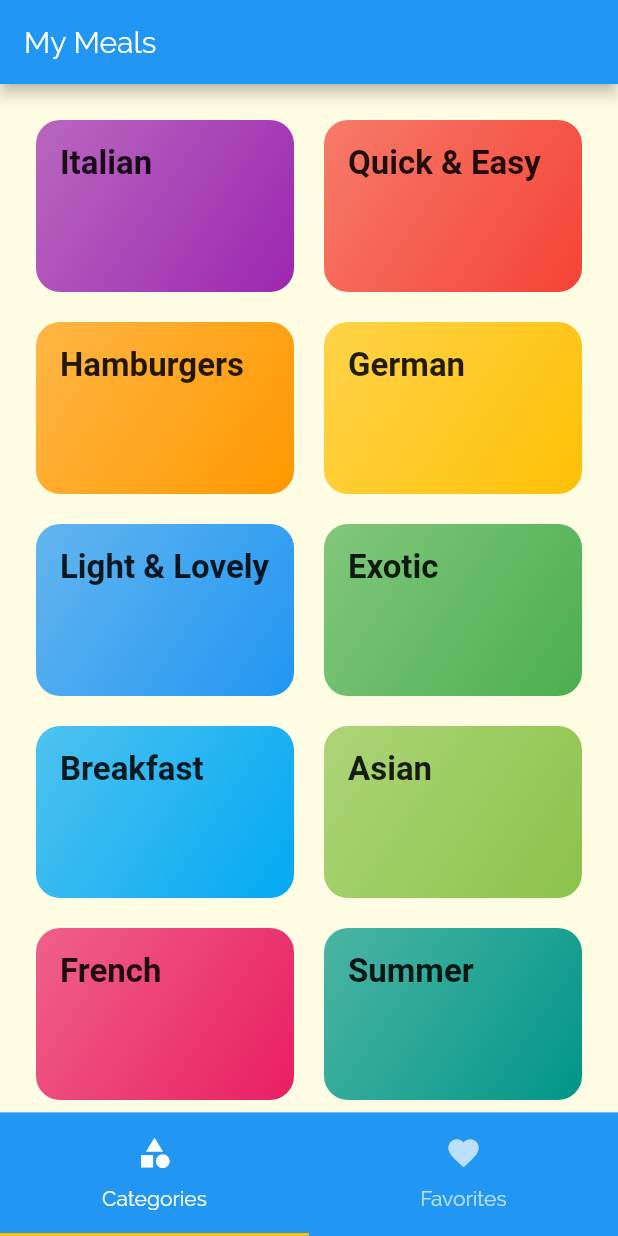
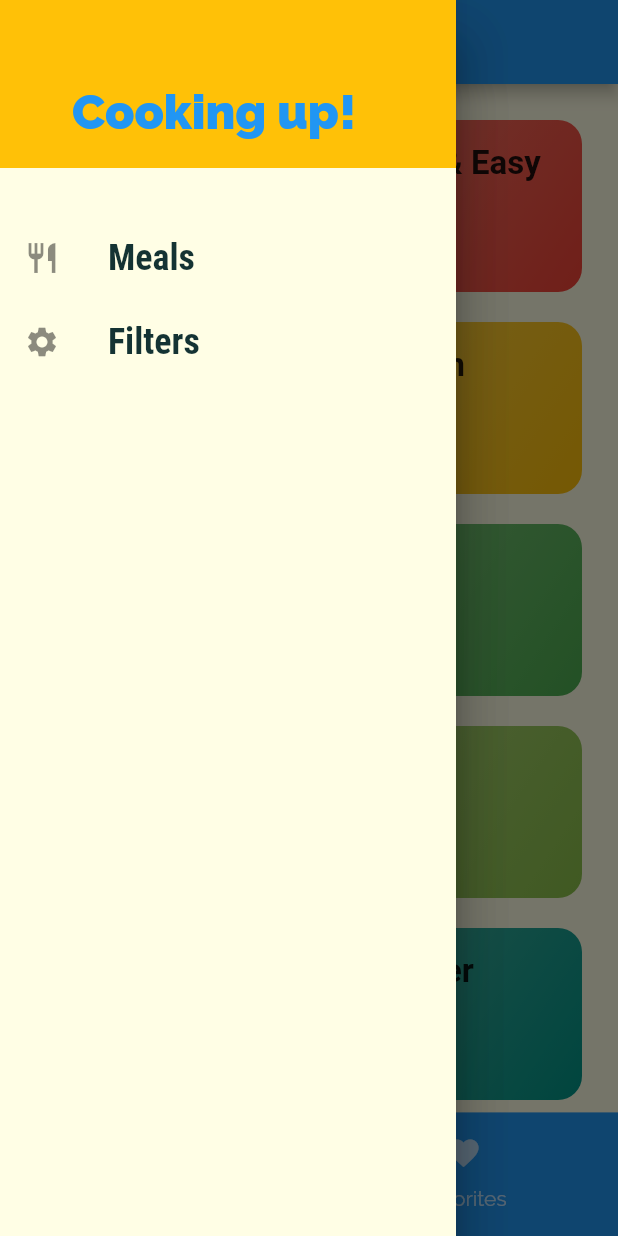
Before and after one commit to ajvelo/My-Meals, a Flutter app: the screen it shows after launch, with the side drawer open (before the commit the screen has no drawer), on a phone screen of 412 x 824 dp. Run offline on Flutter 3.47's test engine with Material 2 defaults, Android fonts, the phone set to English and light mode, and no system bars; Roboto replaces fonts that are missing (RoboCondensed).

Commit message:
Modify drawer

```diff
--- a/app/lib/main.dart
+++ b/app/lib/main.dart
@@ -1,3 +1,4 @@
+import 'package:app/screens/filters_screen.dart';
 import 'package:app/screens/meal_detail_screen.dart';
 import 'package:app/screens/tabs_screen.dart';
 import 'package:flutter/material.dart';
@@ -32,7 +33,8 @@ class MyApp extends StatelessWidget {
       routes: {
         CategoryMealsScreen.routeName: (ctx) => CategoryMealsScreen(),
         '/': (ctx) => TabsScreen(),
-        MealDetailScreen.routeName: (ctx) => MealDetailScreen()
+        MealDetailScreen.routeName: (ctx) => MealDetailScreen(),
+        FiltersScreen.routeName: (ctx) => FiltersScreen()
       },
       onGenerateRoute: (settings) {
         return MaterialPageRoute(builder: (ctx) => CategoriesScreen());
--- /dev/null
+++ b/app/lib/screens/filters_screen.dart
@@ -0,0 +1,18 @@
+import 'package:app/widgets/main_drawer.dart';
+import 'package:flutter/material.dart';
+
+class FiltersScreen extends StatelessWidget {
+  static const routeName = '/filters';
+  @override
+  Widget build(BuildContext context) {
+    return Scaffold(
+      appBar: AppBar(
+        title: Text('Your Filters'),
+      ),
+      drawer: MainDrawer(),
+      body: Center(
+        child: Text('Filters'),
+      ),
+    );
+  }
+}
--- a/app/lib/screens/meal_detail_screen.dart
+++ b/app/lib/screens/meal_detail_screen.dart
@@ -83,6 +83,7 @@ class MealDetailScreen extends StatelessWidget {
                 deviceWidth)
           ],
         ),
-        ));
+      ),
+    );
   }
 }
--- a/app/lib/screens/tabs_screen.dart
+++ b/app/lib/screens/tabs_screen.dart
@@ -1,5 +1,6 @@
 import 'package:app/screens/categories_screen.dart';
 import 'package:app/screens/favorites_screen.dart';
+import 'package:app/widgets/main_drawer.dart';
 import 'package:flutter/material.dart';
 
 class TabsScreen extends StatelessWidget {
@@ -27,6 +28,9 @@ class TabsScreen extends StatelessWidget {
           appBar: AppBar(
             title: Text('My Meals'),
           ),
+          drawer: Drawer(
+            child: MainDrawer(),
+          ),
           bottomNavigationBar: menu(context),
           body: TabBarView(
             children: [
--- /dev/null
+++ b/app/lib/widgets/main_drawer.dart
@@ -0,0 +1,52 @@
+import 'package:app/screens/filters_screen.dart';
+import 'package:flutter/material.dart';
+
+class MainDrawer extends StatelessWidget {
+  Widget buildListTile(String title, IconData icon, Function tapHandler) {
+    return ListTile(
+      leading: Icon(icon),
+      title: Text(
+        '$title',
+        style: TextStyle(
+            fontFamily: 'RobotoCondensed',
+            fontSize: 24,
+            fontWeight: FontWeight.bold),
+      ),
+      onTap: tapHandler,
+    );
+  }
+
+  @override
+  Widget build(BuildContext context) {
+    return Drawer(
+      child: Column(
+        children: [
+          Container(
+            height: 112,
+            color: Theme.of(context).accentColor,
+            width: double.infinity,
+            child: Padding(
+              padding: const EdgeInsets.only(top: 56.0, left: 48.0),
+              child: Text(
+                'Cooking up!',
+                style: TextStyle(
+                    fontWeight: FontWeight.w900,
+                    fontSize: 32,
+                    color: Theme.of(context).primaryColor),
+              ),
+            ),
+          ),
+          SizedBox(
+            height: 32,
+          ),
+          buildListTile("Meals", Icons.restaurant, () {
+            Navigator.of(context).pushReplacementNamed('/');
+          }),
+          buildListTile("Filters", Icons.settings, () {
+            Navigator.of(context).pushReplacementNamed(FiltersScreen.routeName);
+          })
+        ],
+      ),
+    );
+  }
+}
```
Lines whose indentation alone changed are shown as unchanged.
